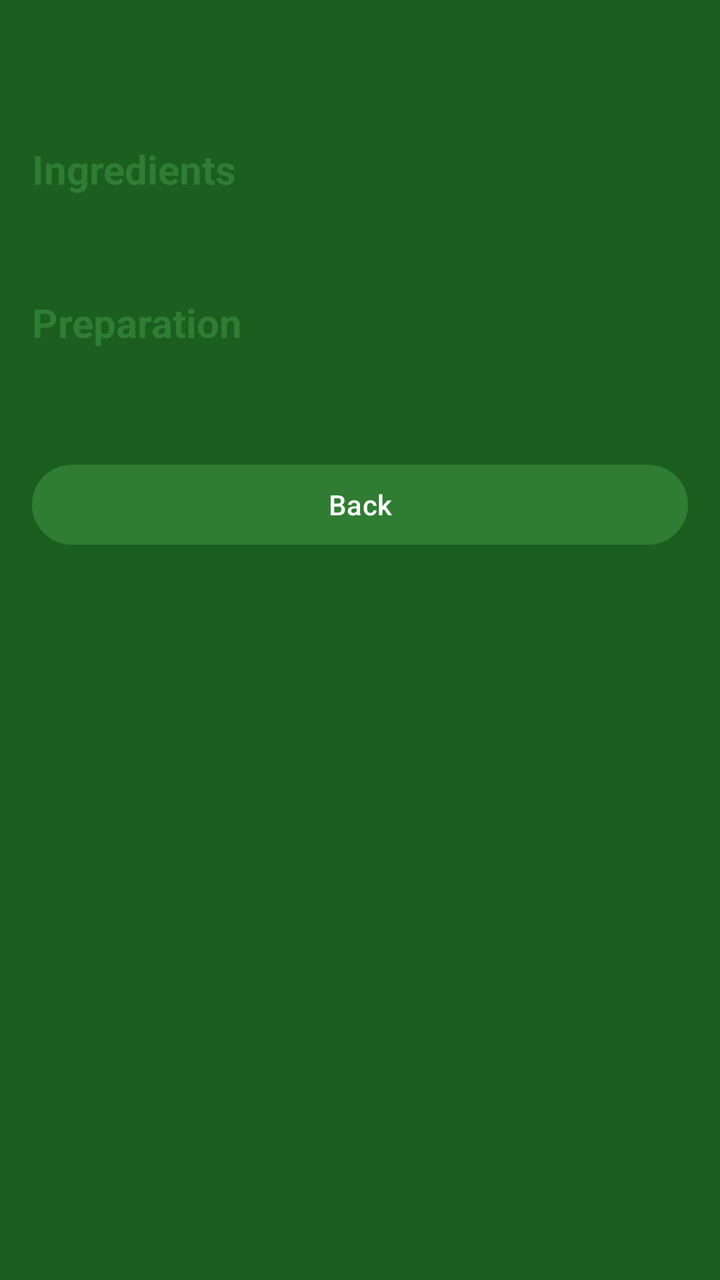
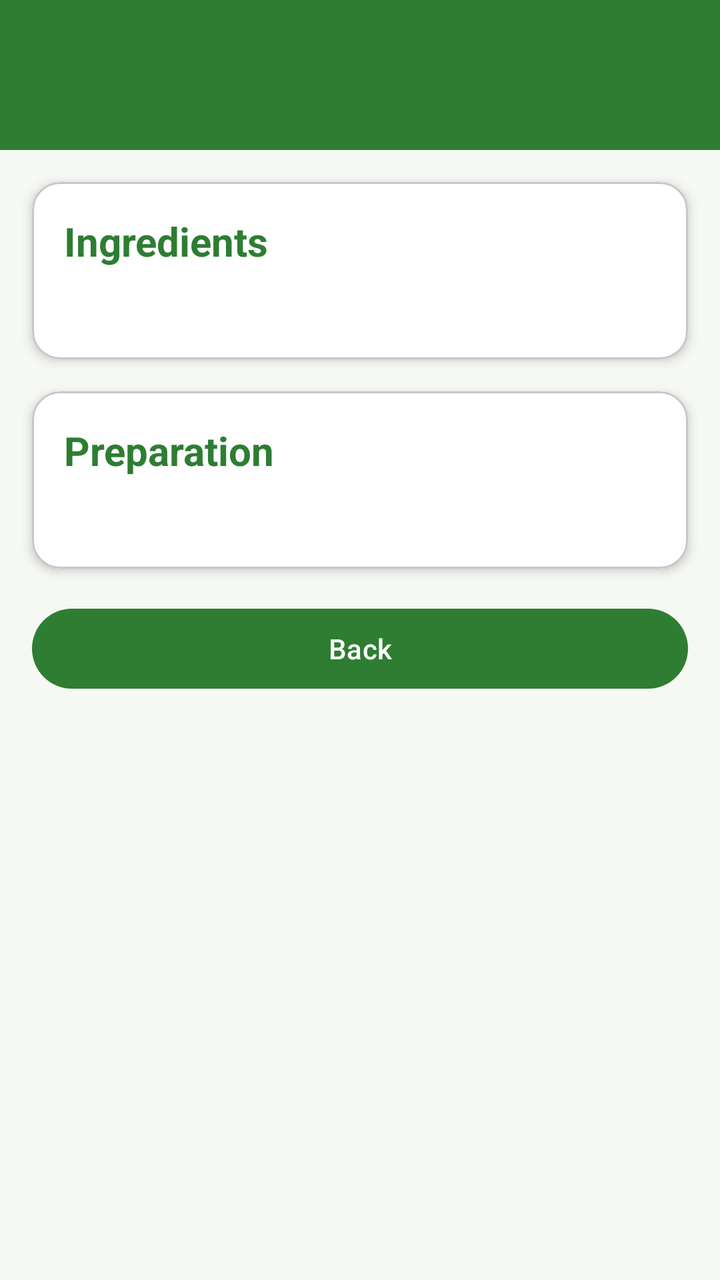

An Android layout rendered at two revisions. The XML below is the earlier revision; the diff shows what the commit changed to produce the second picture.
<!-- AndroidManifest.xml: application theme Theme.SmartPantryManager -->
<!-- res/layout/activity_recipe_detail.xml -->
<?xml version="1.0" encoding="utf-8"?>
<ScrollView xmlns:android="http://schemas.android.com/apk/res/android"
    android:id="@+id/detailRoot"
    android:layout_width="match_parent"
    android:layout_height="match_parent"
    android:fillViewport="true"
    android:background="@color/primary_dark">

    <LinearLayout
        android:layout_width="match_parent"
        android:layout_height="wrap_content"
        android:orientation="vertical"
        android:padding="16dp">

        <TextView
            android:id="@+id/textDetailName"
            android:layout_width="wrap_content"
            android:layout_height="wrap_content"
            android:textSize="26sp"
            android:textStyle="bold"
            android:textColor="@color/primary_dark"/>

        <TextView
            android:layout_width="wrap_content"
            android:layout_height="wrap_content"
            android:layout_marginTop="20dp"
            android:text="Ingredients"
            android:textSize="20sp"
            android:textStyle="bold"
            android:textColor="@color/primary"/>

        <TextView
            android:id="@+id/textDetailIngredients"
            android:layout_width="match_parent"
            android:layout_height="wrap_content"
            android:layout_marginTop="8dp"
            android:lineSpacingExtra="4dp"
            android:textSize="16sp" />

        <TextView
            android:layout_width="wrap_content"
            android:layout_height="wrap_content"
            android:layout_marginTop="20dp"
            android:text="Preparation"
            android:textSize="20sp"
            android:textStyle="bold"
            android:textColor="@color/primary"/>

        <TextView
            android:id="@+id/textDetailSteps"
            android:layout_width="match_parent"
            android:layout_height="wrap_content"
            android:layout_marginTop="8dp"
            android:lineSpacingExtra="4dp"
            android:textSize="16sp" />

        <Button
            android:id="@+id/buttonDetailBack"
            android:layout_width="match_parent"
            android:layout_height="wrap_content"
            android:layout_marginTop="24dp"
            android:text="Back" />

    </LinearLayout>
</ScrollView>
<!-- resources referenced by this layout -->
<resources>
  <color name="primary">#2E7D32</color>
  <color name="primary_dark">#1B5E20</color>
  <style name="Theme.SmartPantryManager" parent="Base.Theme.SmartPantryManager" />
  <style name="Base.Theme.SmartPantryManager" parent="Theme.Material3.Light.NoActionBar">
          <item name="colorPrimary">@color/primary</item>
          <item name="colorOnPrimary">@color/white</item>
          <item name="colorSecondary">@color/accent</item>
          <item name="android:windowBackground">@color/app_background</item>
          <item name="android:textColorPrimary">@color/text_primary</item>
          <item name="android:textColorSecondary">@color/text_secondary</item>
          <item name="android:textColor">@color/text_primary</item>
      </style>
  <color name="white">#FFFFFFFF</color>
  <color name="accent">#FF8F00</color>
  <color name="app_background">#F6F8F3</color>
  <color name="text_primary">#212121</color>
  <color name="text_secondary">#616161</color>
</resources>

<!-- the commit's change to res/layout/activity_recipe_detail.xml (unified diff, before → after) -->
@@ -1,64 +1,99 @@
 <?xml version="1.0" encoding="utf-8"?>
 <ScrollView xmlns:android="http://schemas.android.com/apk/res/android"
+    xmlns:app="http://schemas.android.com/apk/res-auto"
     android:id="@+id/detailRoot"
     android:layout_width="match_parent"
     android:layout_height="match_parent"
-    android:fillViewport="true"
-    android:background="@color/primary_dark">
+    android:background="@color/app_background"
+    android:fillViewport="true">
 
     <LinearLayout
         android:layout_width="match_parent"
         android:layout_height="wrap_content"
-        android:orientation="vertical"
-        android:padding="16dp">
+        android:orientation="vertical">
 
         <TextView
             android:id="@+id/textDetailName"
-            android:layout_width="wrap_content"
-            android:layout_height="wrap_content"
-            android:textSize="26sp"
-            android:textStyle="bold"
-            android:textColor="@color/primary_dark"/>
-
-        <TextView
-            android:layout_width="wrap_content"
-            android:layout_height="wrap_content"
-            android:layout_marginTop="20dp"
-            android:text="Ingredients"
-            android:textSize="20sp"
-            android:textStyle="bold"
-            android:textColor="@color/primary"/>
-
-        <TextView
-            android:id="@+id/textDetailIngredients"
             android:layout_width="match_parent"
             android:layout_height="wrap_content"
-            android:layout_marginTop="8dp"
-            android:lineSpacingExtra="4dp"
-            android:textSize="16sp" />
+            android:background="@color/primary"
+            android:padding="20dp"
+            android:textColor="@color/white"
+            android:textSize="26sp"
+            android:textStyle="bold" />
 
-        <TextView
-            android:layout_width="wrap_content"
-            android:layout_height="wrap_content"
-            android:layout_marginTop="20dp"
-            android:text="Preparation"
-            android:textSize="20sp"
-            android:textStyle="bold"
-            android:textColor="@color/primary"/>
-
-        <TextView
-            android:id="@+id/textDetailSteps"
+        <com.google.android.material.card.MaterialCardView
             android:layout_width="match_parent"
             android:layout_height="wrap_content"
-            android:layout_marginTop="8dp"
-            android:lineSpacingExtra="4dp"
-            android:textSize="16sp" />
+            android:layout_margin="16dp"
+            app:cardBackgroundColor="@color/card_background"
+            app:cardCornerRadius="14dp"
+            app:cardElevation="3dp">
+
+            <LinearLayout
+                android:layout_width="match_parent"
+                android:layout_height="wrap_content"
+                android:orientation="vertical"
+                android:padding="16dp">
+
+                <TextView
+                    android:layout_width="wrap_content"
+                    android:layout_height="wrap_content"
+                    android:text="Ingredients"
+                    android:textColor="@color/primary"
+                    android:textSize="20sp"
+                    android:textStyle="bold" />
+
+                <TextView
+                    android:id="@+id/textDetailIngredients"
+                    android:layout_width="match_parent"
+                    android:layout_height="wrap_content"
+                    android:layout_marginTop="8dp"
+                    android:lineSpacingExtra="4dp"
+                    android:textColor="@color/text_primary"
+                    android:textSize="16sp" />
+            </LinearLayout>
+        </com.google.android.material.card.MaterialCardView>
+
+        <com.google.android.material.card.MaterialCardView
+            android:layout_width="match_parent"
+            android:layout_height="wrap_content"
+            android:layout_marginStart="16dp"
+            android:layout_marginEnd="16dp"
+            app:cardBackgroundColor="@color/card_background"
+            app:cardCornerRadius="14dp"
+            app:cardElevation="3dp">
+
+            <LinearLayout
+                android:layout_width="match_parent"
+                android:layout_height="wrap_content"
+                android:orientation="vertical"
+                android:padding="16dp">
+
+                <TextView
+                    android:layout_width="wrap_content"
+                    android:layout_height="wrap_content"
+                    android:text="Preparation"
+                    android:textColor="@color/primary"
+                    android:textSize="20sp"
+                    android:textStyle="bold" />
+
+                <TextView
+                    android:id="@+id/textDetailSteps"
+                    android:layout_width="match_parent"
+                    android:layout_height="wrap_content"
+                    android:layout_marginTop="8dp"
+                    android:lineSpacingExtra="4dp"
+                    android:textColor="@color/text_primary"
+                    android:textSize="16sp" />
+            </LinearLayout>
+        </com.google.android.material.card.MaterialCardView>
 
         <Button
             android:id="@+id/buttonDetailBack"
             android:layout_width="match_parent"
             android:layout_height="wrap_content"
-            android:layout_marginTop="24dp"
+            android:layout_margin="16dp"
             android:text="Back" />
 
     </LinearLayout>
<!-- resource entries referenced after the edit -->
@@ -1,7 +1,6 @@
 <!-- resources referenced by this layout -->
 <resources>
   <color name="primary">#2E7D32</color>
-  <color name="primary_dark">#1B5E20</color>
   <style name="Theme.SmartPantryManager" parent="Base.Theme.SmartPantryManager" />
   <style name="Base.Theme.SmartPantryManager" parent="Theme.Material3.Light.NoActionBar">
           <item name="colorPrimary">@color/primary</item>
@@ -15,6 +14,7 @@
   <color name="white">#FFFFFFFF</color>
   <color name="accent">#FF8F00</color>
   <color name="app_background">#F6F8F3</color>
+  <color name="card_background">#FFFFFF</color>
   <color name="text_primary">#212121</color>
   <color name="text_secondary">#616161</color>
 </resources>
